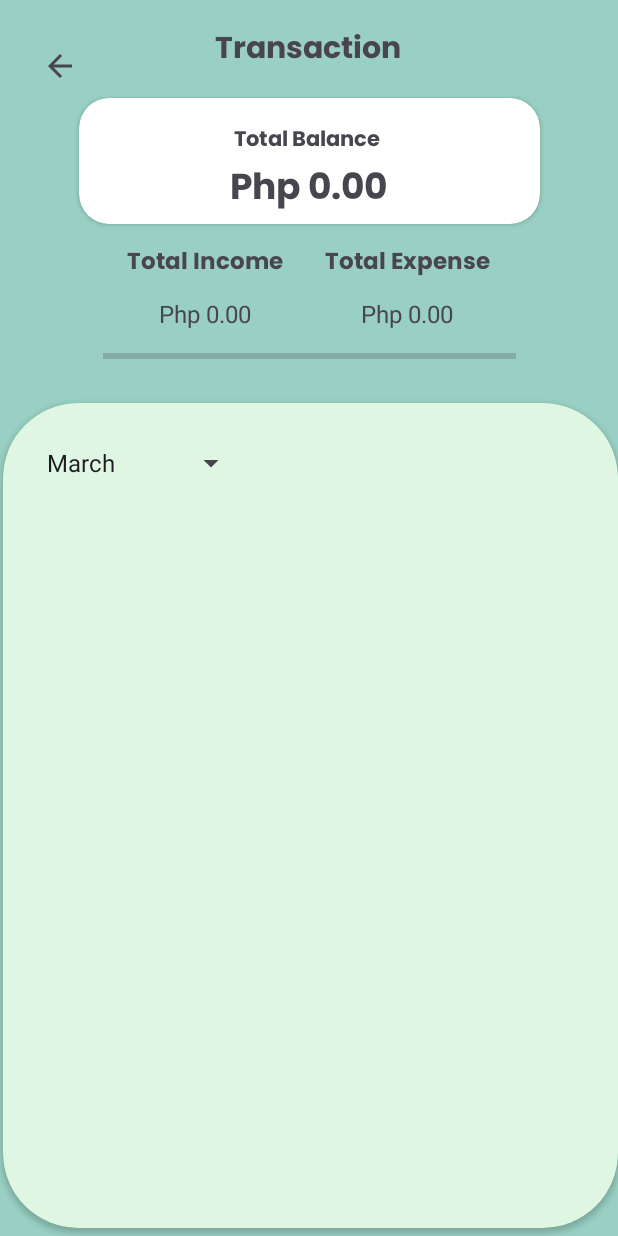
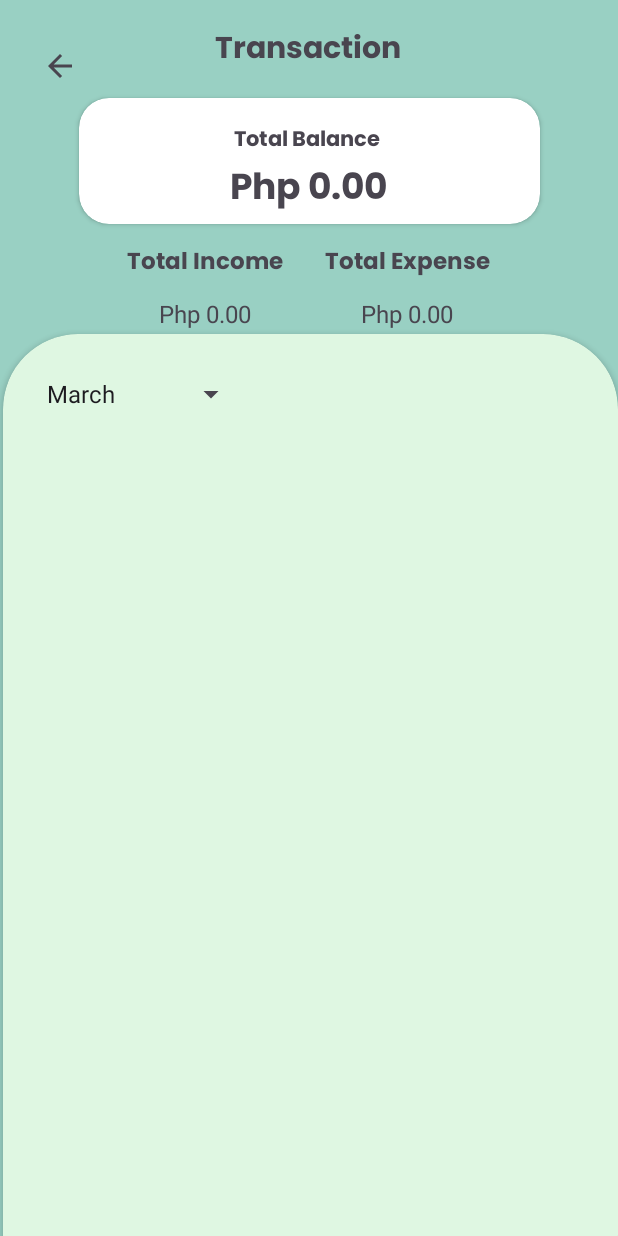
Before and after one commit to dennissegailfrancisco/PesoWise, an Android app: the TransactionActivity screen opened directly, with no data from a screen before it, on a phone screen of 412 x 824 dp. Run offline under Robolectric (Android 15) with nearby library versions, the phone set to English and light mode, and no system bars.

Commit message:
photos for categories

```diff
--- a/app/src/main/res/layout/activity_transaction.xml
+++ b/app/src/main/res/layout/activity_transaction.xml
@@ -161,10 +161,10 @@
 
     <androidx.cardview.widget.CardView
         android:layout_width="410dp"
-        android:layout_height="550dp"
+        android:layout_height="650dp"
         android:layout_marginStart="1dp"
         android:layout_marginTop="14dp"
-        android:layout_marginBottom="-2dp"
+        android:layout_marginBottom="-10dp"
         app:cardBackgroundColor="#DFF7E2"
         app:cardCornerRadius="50dp"
         app:layout_constraintBottom_toBottomOf="parent"
--- a/app/src/main/res/layout/card_transaction.xml
+++ b/app/src/main/res/layout/card_transaction.xml
@@ -37,16 +37,14 @@
             android:id="@+id/tvTransactionType"
             android:layout_width="wrap_content"
             android:layout_height="wrap_content"
-            android:layout_marginStart="106dp"
-            android:layout_marginTop="67dp"
-            android:layout_marginEnd="38dp"
+            android:layout_marginTop="68dp"
+            android:layout_marginEnd="50dp"
             android:paddingTop="8dp"
             android:text="Expenses"
             android:textColor="#0E3E3E"
             android:textSize="20sp"
             android:textStyle="bold"
             app:layout_constraintEnd_toEndOf="parent"
-            app:layout_constraintStart_toEndOf="@+id/imageView3"
             app:layout_constraintTop_toTopOf="parent" />
 
         <TextView
```
Also changed, not shown: app/src/main/res/drawable/imgcategories/add.png (added), app/src/main/res/drawable/imgcategories/bills.png (added), app/src/main/res/drawable/imgcategories/entertainment.png (added), app/src/main/res/drawable/imgcategories/food.png (added), app/src/main/res/drawable/imgcategories/freelancing.png (added), app/src/main/res/drawable/imgcategories/gift.png (added), app/src/main/res/drawable/imgcategories/grocery.png (added), app/src/main/res/drawable/imgcategories/home.png (added), app/src/main/res/drawable/imgcategories/investment.png (added), app/src/main/res/drawable/imgcategories/other_exp.png (added), app/src/main/res/drawable/imgcategories/other_income.png (added), app/src/main/res/drawable/imgcategories/rent.png (added), app/src/main/res/drawable/imgcategories/salary.png (added), app/src/main/res/drawable/imgcategories/shopping.png (added), 2 more files. Lines whose indentation alone changed are shown as unchanged.
